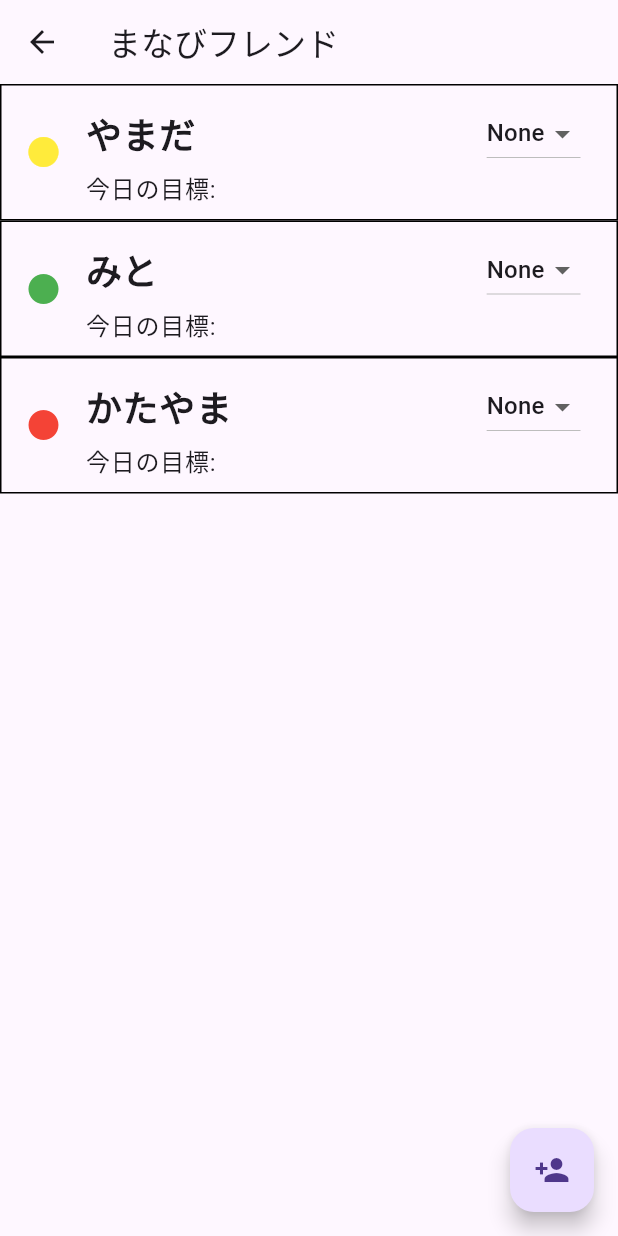
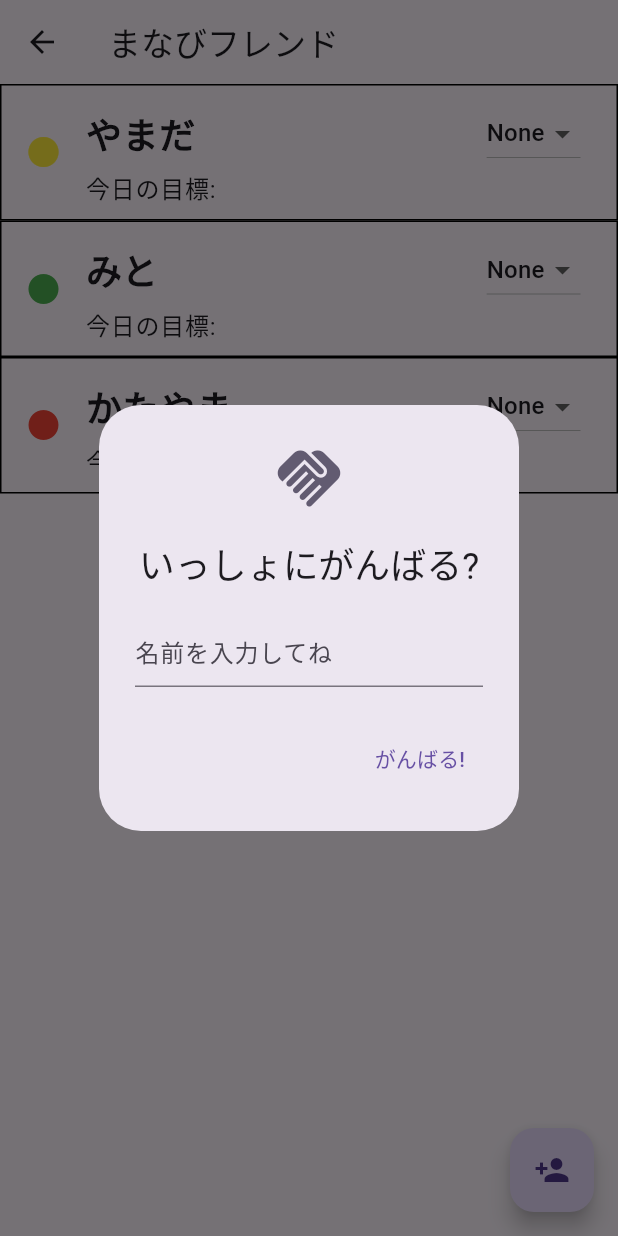
Before and after one commit to Ryosan846538/Ganbaroune, a Flutter app: the FriendList screen opened directly, after a tap on the "person add" icon, on a phone screen of 412 x 824 dp. Run offline on Flutter 3.47's test engine with Material 3 defaults, Android fonts, the light colour scheme and no system bars; our stand-ins replace flip_card, stop_watch_timer.

Commit message:
フレンド追加ができるように修正

```diff
--- a/lib/screen/learn_friends.dart
+++ b/lib/screen/learn_friends.dart
@@ -104,7 +104,36 @@ class FriendListState extends State<FriendList> {
       ),
       floatingActionButton: FloatingActionButton(
         onPressed: () {
-          // ボタンの動作は変更なし
+          showDialog(
+            context: context,
+            builder: (context) {
+              String? name;
+              return AlertDialog(
+                title: const Text('いっしょにがんばる?'),
+                icon: const Icon(
+                  Icons.handshake,
+                  size: 50,
+                ),
+                content: TextField(
+                  onChanged: (value) {
+                    name = value;
+                  },
+                  decoration: const InputDecoration(hintText: "名前を入力してね"),
+                ),
+                actions: <Widget>[
+                  TextButton(
+                    child: const Text('がんばる!'),
+                    onPressed: () {
+                      if (name != null && name!.isNotEmpty) {
+                        addFriend(name!);
+                        Navigator.of(context).pop();
+                      }
+                    },
+                  ),
+                ],
+              );
+            },
+          );
         },
         child: const Icon(Icons.person_add),
       ),
```
